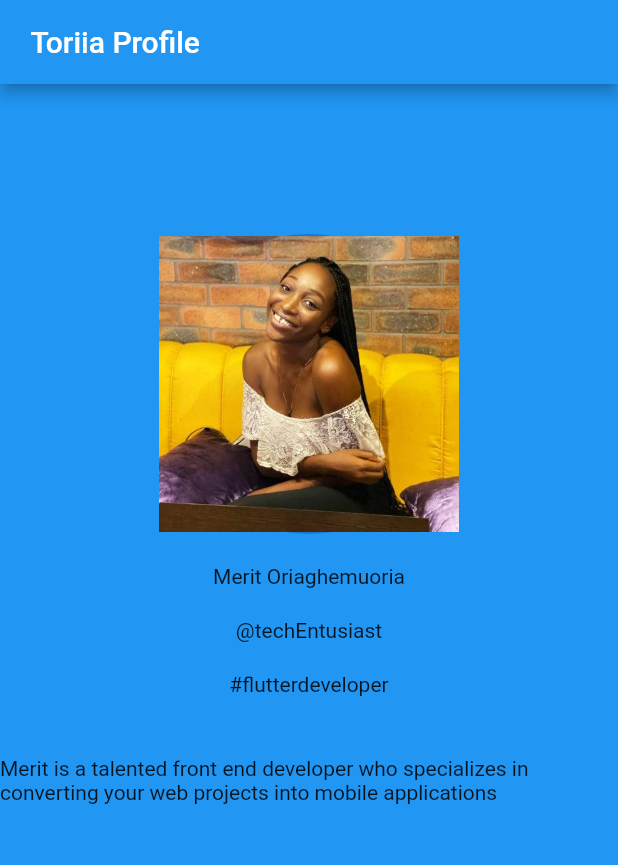
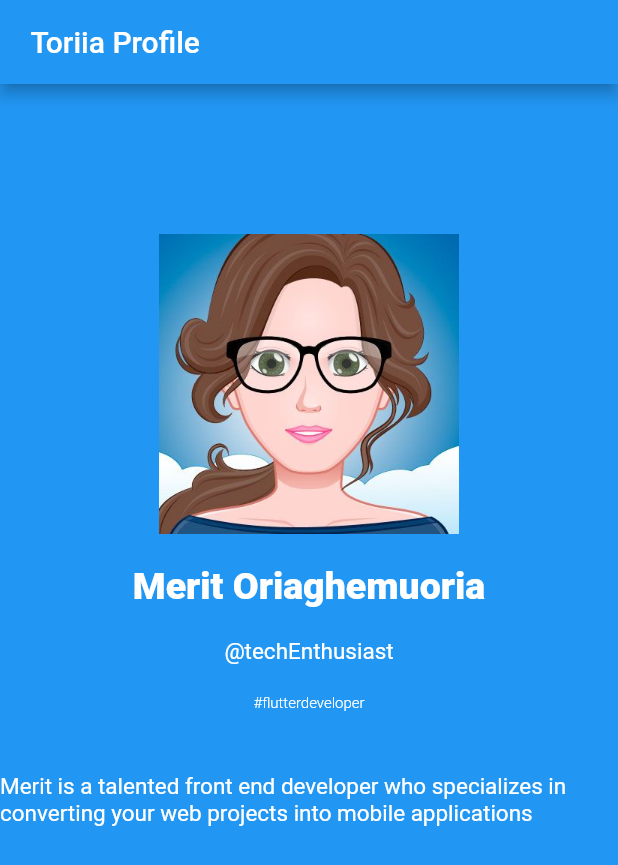
Before and after one commit to Toriiaa/mobile_profile, a Flutter app: the screen it shows after launch, on a phone screen of 412 x 824 dp. Shown: the top 865 px of the screen. Run offline on Flutter 3.47's test engine with Material 2 defaults, Android fonts, the phone set to English and light mode, and no system bars.

Commit message:
new commits

```diff
--- a/lib/main.dart
+++ b/lib/main.dart
@@ -1,89 +1,94 @@
 import 'package:flutter/material.dart';
 
+void main() => runApp(MyApp());
 
-void main() =>runApp(MyApp());
-
-class MyApp extends  StatelessWidget {
-
-
+class MyApp extends StatelessWidget {
   @override
   Widget build(BuildContext context) {
-    return MaterialApp(
-      home: MyDesign()
-    );
+    return MaterialApp(home: MyDesign());
     // Home ends here
   }
 }
+
 class MyDesign extends StatefulWidget {
-
-
   @override
   MyDesignState createState() => MyDesignState();
 }
 
-class MyDesignState extends State <MyDesign> {
+class MyDesignState extends State<MyDesign> {
   @override
   Widget build(BuildContext context) {
     return Scaffold(
-        appBar: AppBar(
-          title: Text(" Toriia Profile")
-        ),
+      appBar: AppBar(title: Text(" Toriia Profile")),
       // end of appbar
       body: Container(
         decoration: BoxDecoration(
           color: Colors.blue,
         ),
         // end of boxdecoration
-          child: Column(
-
-              children: <Widget>[
-
-              SizedBox(
-                height: 100
-              ),
+        child: Column(children: <Widget>[
+          SizedBox(height: 100),
           // sizebox
-              CircleAvatar(
-                radius:100,
-                child: Image.asset("images/merit.jpeg")
-
-              ),
+          CircleAvatar(radius: 100, child: Image.asset("images/girl.jpg")),
           // circle avatar
 
           SizedBox(
             height: 20,
           ),
           // sized box
-              Text("Merit Oriaghemuoria"),
+          Text(
+            "Merit Oriaghemuoria",
+            style: TextStyle(
+              fontSize: 25,
+              color: Colors.white,
+              fontWeight: FontWeight.w900,
+            ),
+          ),
+
           // text
 
           SizedBox(
             height: 20,
           ),
           // sized box
-              Text("@techEntusiast"),
+          Text(
+            "@techEnthusiast",
+            style: TextStyle(
+              fontSize: 15,
+              color: Colors.white,
+              fontWeight: FontWeight.w400,
+            ),
+          ),
           // text
 
           SizedBox(
             height: 20,
           ),
           // sized box
-              Text("#flutterdeveloper"),
+          Text(
+            "#flutterdeveloper",
+            style: TextStyle(
+              fontSize: 10,
+              color: Colors.white,
+              fontWeight: FontWeight.w300,
+            ),
+          ),
           // text
           SizedBox(
             height: 40,
           ),
           // sized box
-              Text("Merit is a talented front end developer who specializes in converting your web projects into mobile applications"),
+          Text(
+            "Merit is a talented front end developer who specializes in converting your web projects into mobile applications",
+            style: TextStyle(
+              fontSize: 15,
+              color: Colors.white,
+              fontWeight: FontWeight.w400,
+            ),
+          ),
           // text
-
-
-
-              ]
-
-
-          ),
+        ]),
         // end of column
-
       ),
       // end of container
     );
--- a/pubspec.yaml
+++ b/pubspec.yaml
@@ -45,6 +45,7 @@ flutter:
   uses-material-design: true
   assets:
   - images/merit.jpeg
+  - images/girl.jpg
 
   # To add assets to your application, add an assets section, like this:
   # assets:
```
Also changed, not shown: images/girl.jpg (added). Lines whose indentation alone changed are shown as unchanged.
